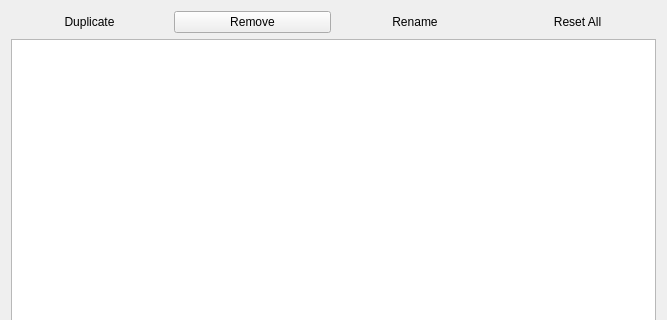
Above: libs/ui/input/config/kis_edit_profiles_dialog.ui from KDE/krita before the change; both pictures show x 0 to 667 and y 0 to 320 of the 667 by 682 pixel window. Below: the same form after it.
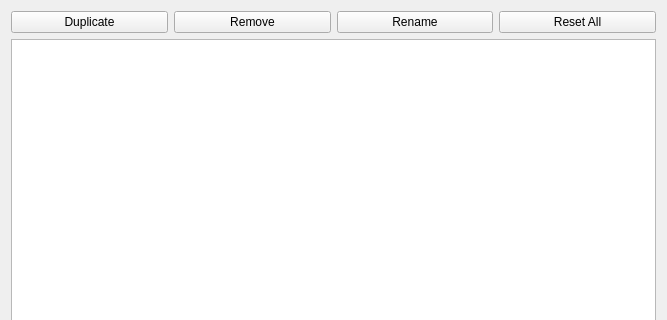
That is the form after the change.

Patch:
```diff
--- a/libs/ui/input/config/kis_edit_profiles_dialog.ui
+++ b/libs/ui/input/config/kis_edit_profiles_dialog.ui
@@ -24,7 +24,7 @@
       <string>Duplicate</string>
      </property>
      <property name="flat">
-      <bool>true</bool>
+      <bool>false</bool>
      </property>
     </widget>
    </item>
@@ -34,7 +34,7 @@
       <string>Reset All</string>
      </property>
      <property name="flat">
-      <bool>true</bool>
+      <bool>false</bool>
      </property>
     </widget>
    </item>
@@ -51,7 +51,7 @@
       <string>Rename</string>
      </property>
      <property name="flat">
-      <bool>true</bool>
+      <bool>false</bool>
      </property>
     </widget>
    </item>
```
Left out of the diff: 12 changed lines with no effect on the pictures.
